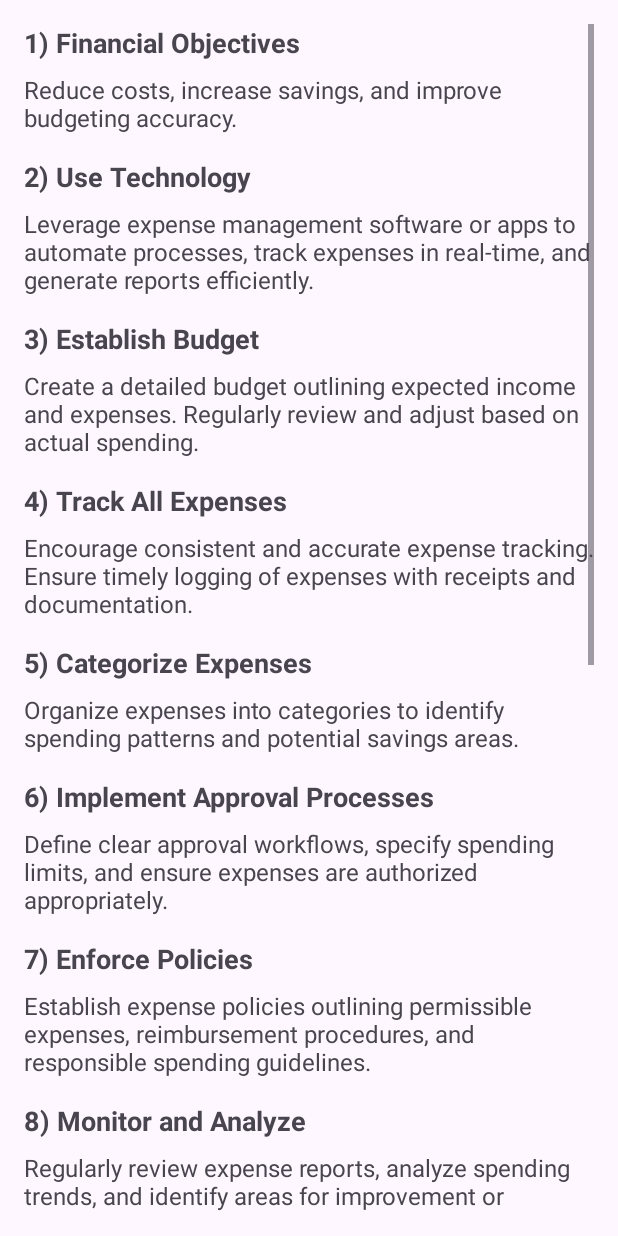
After one commit to DroidNin/ExpenseEase, an Android app: the General_advice screen opened directly, with no data from a screen before it, on a phone screen of 412 x 824 dp. The commit adds this screen. Run offline under Robolectric (Android 15) with nearby library versions, the phone set to English and light mode, and no system bars.

Commit message:
added General_advice.kt

```diff
--- a/app/src/main/AndroidManifest.xml
+++ b/app/src/main/AndroidManifest.xml
@@ -18,6 +18,9 @@
         android:supportsRtl="true"
         android:theme="@style/Theme.ExpenseEase"
         tools:targetApi="31">
+        <activity
+            android:name=".General_advice"
+            android:exported="false" />
         <activity
             android:name=".Privacy"
             android:exported="false" />
--- /dev/null
+++ b/app/src/main/java/com/example/expenseease/General_advice.kt
@@ -0,0 +1,15 @@
+package com.example.expenseease
+
+import android.os.Bundle
+import androidx.activity.enableEdgeToEdge
+import androidx.appcompat.app.AppCompatActivity
+import androidx.core.view.ViewCompat
+import androidx.core.view.WindowInsetsCompat
+
+class General_advice : AppCompatActivity() {
+    override fun onCreate(savedInstanceState: Bundle?) {
+        super.onCreate(savedInstanceState)
+        setContentView(R.layout.activity_general_advice)
+
+    }
+}
--- a/app/src/main/java/com/example/expenseease/MainActivity.kt
+++ b/app/src/main/java/com/example/expenseease/MainActivity.kt
@@ -41,6 +41,12 @@ class MainActivity : AppCompatActivity() {
         setContentView(R.layout.activity_main)
         updateDisplay()
         displayUsername()
+
+        val advice: CardView = findViewById(R.id.advice)
+        advice.setOnClickListener{
+            val i = Intent(this, General_advice::class.java)
+            startActivity(i)
+        }
 
 
         menuButton = findViewById(R.id.menu_button)
--- /dev/null
+++ b/app/src/main/res/layout/activity_general_advice.xml
@@ -0,0 +1,252 @@
+<?xml version="1.0" encoding="utf-8"?>
+<ScrollView xmlns:android="http://schemas.android.com/apk/res/android"
+    android:layout_width="match_parent"
+    android:layout_height="match_parent"
+    android:padding="16dp">
+
+    <LinearLayout
+        android:layout_width="match_parent"
+        android:layout_height="match_parent"
+        android:orientation="vertical">
+
+
+    <!-- Define Financial Objectives -->
+    <TextView
+        android:layout_width="wrap_content"
+        android:layout_height="wrap_content"
+        android:text="1) Financial Objectives"
+        android:textSize="18sp"
+        android:textStyle="bold"
+        android:layout_marginBottom="8dp"/>
+
+    <TextView
+        android:layout_width="match_parent"
+        android:layout_height="wrap_content"
+        android:text="Reduce costs, increase savings, and improve budgeting accuracy."
+        android:textSize="16sp"/>
+
+    <!-- Leverage Technology -->
+    <TextView
+        android:layout_width="wrap_content"
+        android:layout_height="wrap_content"
+        android:text="2) Use Technology"
+        android:textSize="18sp"
+        android:textStyle="bold"
+        android:layout_marginTop="16dp"
+        android:layout_marginBottom="8dp"/>
+
+    <TextView
+        android:layout_width="match_parent"
+        android:layout_height="wrap_content"
+        android:text="Leverage expense management software or apps to automate processes, track expenses in real-time, and generate reports efficiently."
+        android:textSize="16sp"/>
+
+    <!-- Establish Budget -->
+    <TextView
+        android:layout_width="wrap_content"
+        android:layout_height="wrap_content"
+        android:text="3) Establish Budget"
+        android:textSize="18sp"
+        android:textStyle="bold"
+        android:layout_marginTop="16dp"
+        android:layout_marginBottom="8dp"/>
+
+    <TextView
+        android:layout_width="match_parent"
+        android:layout_height="wrap_content"
+        android:text="Create a detailed budget outlining expected income and expenses. Regularly review and adjust based on actual spending."
+        android:textSize="16sp"/>
+
+    <!-- Track All Expenses -->
+    <TextView
+        android:layout_width="wrap_content"
+        android:layout_height="wrap_content"
+        android:text="4) Track All Expenses"
+        android:textSize="18sp"
+        android:textStyle="bold"
+        android:layout_marginTop="16dp"
+        android:layout_marginBottom="8dp"/>
+
+    <TextView
+        android:layout_width="match_parent"
+        android:layout_height="wrap_content"
+        android:text="Encourage consistent and accurate expense tracking. Ensure timely logging of expenses with receipts and documentation."
+        android:textSize="16sp"/>
+
+    <!-- Categorize Expenses -->
+    <TextView
+        android:layout_width="wrap_content"
+        android:layout_height="wrap_content"
+        android:text="5) Categorize Expenses"
+        android:textSize="18sp"
+        android:textStyle="bold"
+        android:layout_marginTop="16dp"
+        android:layout_marginBottom="8dp"/>
+
+    <TextView
+        android:layout_width="match_parent"
+        android:layout_height="wrap_content"
+        android:text="Organize expenses into categories to identify spending patterns and potential savings areas."
+        android:textSize="16sp"/>
+
+    <!-- Implement Approval Processes -->
+    <TextView
+        android:layout_width="wrap_content"
+        android:layout_height="wrap_content"
+        android:text="6) Implement Approval Processes"
+        android:textSize="18sp"
+        android:textStyle="bold"
+        android:layout_marginTop="16dp"
+        android:layout_marginBottom="8dp"/>
+
+    <TextView
+        android:layout_width="match_parent"
+        android:layout_height="wrap_content"
+        android:text="Define clear approval workflows, specify spending limits, and ensure expenses are authorized appropriately."
+        android:textSize="16sp"/>
+
+    <!-- Enforce Policies -->
+    <TextView
+        android:layout_width="wrap_content"
+        android:layout_height="wrap_content"
+        android:text="7) Enforce Policies"
+        android:textSize="18sp"
+        android:textStyle="bold"
+        android:layout_marginTop="16dp"
+        android:layout_marginBottom="8dp"/>
+
+    <TextView
+        android:layout_width="match_parent"
+        android:layout_height="wrap_content"
+        android:text="Establish expense policies outlining permissible expenses, reimbursement procedures, and responsible spending guidelines."
+        android:textSize="16sp"/>
+
+    <!-- Monitor and Analyze -->
+    <TextView
+        android:layout_width="wrap_content"
+        android:layout_height="wrap_content"
+        android:text="8) Monitor and Analyze"
+        android:textSize="18sp"
+        android:textStyle="bold"
+        android:layout_marginTop="16dp"
+        android:layout_marginBottom="8dp"/>
+
+    <TextView
+        android:layout_width="match_parent"
+        android:layout_height="wrap_content"
+        android:text="Regularly review expense reports, analyze spending trends, and identify areas for improvement or corrective actions."
+        android:textSize="16sp"/>
+
+    <!-- Negotiate with Vendors -->
+    <TextView
+        android:layout_width="wrap_content"
+        android:layout_height="wrap_content"
+        android:text="9) Negotiate with Vendors"
+        android:textSize="18sp"
+        android:textStyle="bold"
+        android:layout_marginTop="16dp"
+        android:layout_marginBottom="8dp"/>
+
+    <TextView
+        android:layout_width="match_parent"
+        android:layout_height="wrap_content"
+        android:text="Negotiate contracts and pricing with vendors to secure favorable terms and reduce costs."
+        android:textSize="16sp"/>
+
+    <!-- Encourage Responsibility -->
+    <TextView
+        android:layout_width="wrap_content"
+        android:layout_height="wrap_content"
+        android:text="10) Encourage Responsibility"
+        android:textSize="18sp"
+        android:textStyle="bold"
+        android:layout_marginTop="16dp"
+        android:layout_marginBottom="8dp"/>
+
+    <TextView
+        android:layout_width="match_parent"
+        android:layout_height="wrap_content"
+        android:text="Educate individuals on the importance of cost-consciousness and accountability in managing expenses."
+        android:textSize="16sp"/>
+
+    <!-- Automate Reconciliation -->
+    <TextView
+        android:layout_width="wrap_content"
+        android:layout_height="wrap_content"
+        android:text="11) Automate Reconciliation"
+        android:textSize="18sp"
+        android:textStyle="bold"
+        android:layout_marginTop="16dp"
+        android:layout_marginBottom="8dp"/>
+
+    <TextView
+        android:layout_width="match_parent"
+        android:layout_height="wrap_content"
+        android:text="Integrate expense management systems with accounting software for seamless reconciliation of expenses and financial records."
+        android:textSize="16sp"/>
+
+    <!-- Regular Audits -->
+    <TextView
+        android:layout_width="wrap_content"
+        android:layout_height="wrap_content"
+        android:text="12) Regular Audits"
+        android:textSize="18sp"
+        android:textStyle="bold"
+        android:layout_marginTop="16dp"
+        android:layout_marginBottom="8dp"/>
+
+    <TextView
+        android:layout_width="match_parent"
+        android:layout_height="wrap_content"
+        android:text="Conduct periodic audits to ensure compliance with expense policies and identify areas for improvement."
+        android:textSize="16sp"/>
+
+    <!-- Seek Feedback -->
+    <TextView
+        android:layout_width="wrap_content"
+        android:layout_height="wrap_content"
+        android:text="13) Seek Feedback"
+        android:textSize="18sp"
+        android:textStyle="bold"
+        android:layout_marginTop="16dp"
+        android:layout_marginBottom="8dp"/>
+
+    <TextView
+        android:layout_width="match_parent"
+        android:layout_height="wrap_content"
+        android:text="Solicit feedback from stakeholders on the expense management process to refine and optimize the system."
+        android:textSize="16sp"/>
+
+    <!-- Stay Compliant -->
+    <TextView
+        android:layout_width="wrap_content"
+        android:layout_height="wrap_content"
+        android:text="14) Stay Compliant"
+        android:textSize="18sp"
+        android:textStyle="bold"
+        android:layout_marginTop="16dp"
+        android:layout_marginBottom="8dp"/>
+
+    <TextView
+        android:layout_width="match_parent"
+        android:layout_height="wrap_content"
+        android:text="Stay updated with tax laws and regulations regarding expense reporting and reimbursement."
+        android:textSize="16sp"/>
+
+    <!-- Continuous Improvement -->
+    <TextView
+        android:layout_width="wrap_content"
+        android:layout_height="wrap_content"
+        android:text="15) Continuous Improvement"
+        android:textSize="18sp"
+        android:textStyle="bold"
+        android:layout_marginTop="16dp"
+        android:layout_marginBottom="8dp"/>
+
+    <TextView
+        android:layout_width="match_parent"
+        android:layout_height="wrap_content"
+        android:text="Continuously refine and optimize the expense management system based on performance metrics and evolving business needs."
+        android:textSize="16sp"/>
+    </LinearLayout>
+</ScrollView>
```
